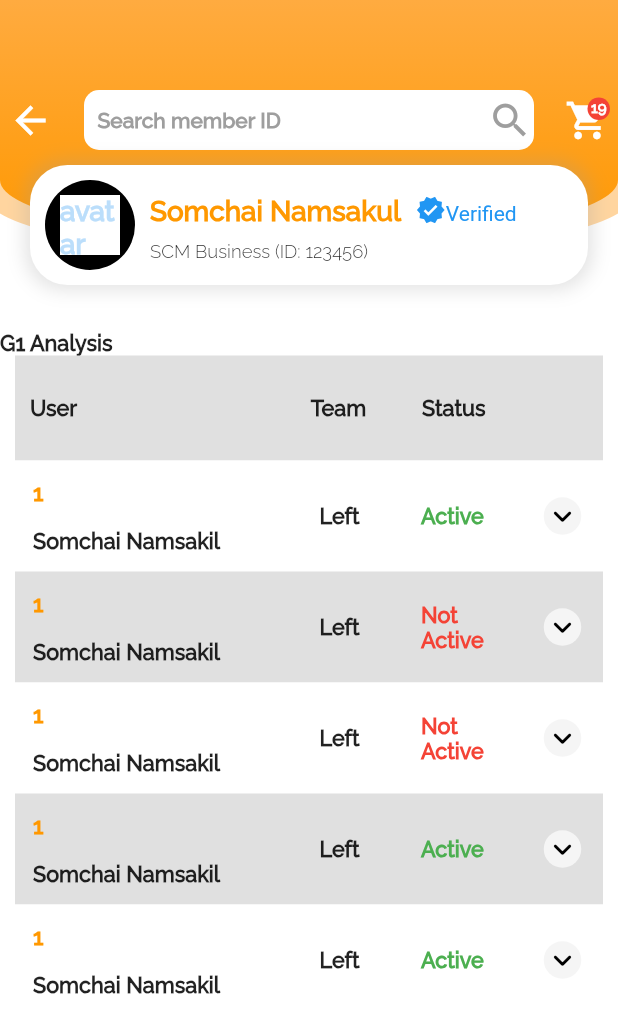
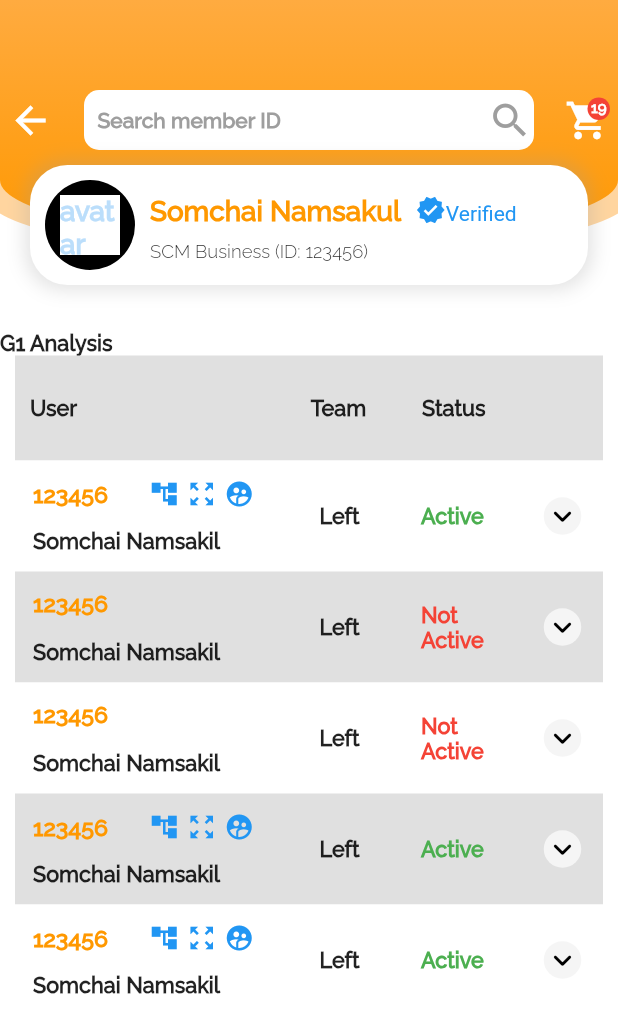
Before and after one commit to tinyboyX/flutter-temp, a Flutter app: the G1AnalysisScreen screen opened directly, after a tap on the "keyboard arrow down" icon, on a phone screen of 412 x 824 dp. Shown: the top 1033 px of the screen. Run offline on Flutter 3.47's test engine with Material 2 defaults, Android fonts, the phone set to English and light mode, and no system bars; our stand-ins replace bloc, dio, equatable, firebase_analytics, firebase_core, firebase_crashlytics and 8 more; missing offline and left inert: firebase_analytics_web, firebase_core_web, shared_preferences_web; accounts and stored records are empty; generated files the repository leaves out were written again.

Commit message:
complete g1 analysis chart

```diff
--- a/lib/config/styles.dart
+++ b/lib/config/styles.dart
@@ -44,7 +44,20 @@ class AppTextStyle {
     );
   }
 
+  static TextStyle get text6 {
+    return TextStyle(
+      fontSize: 14.sp,
+    );
+  }
+
   static TextStyle get label7 {
+    return TextStyle(
+      fontSize: 12.sp,
+      fontWeight: FontWeight.bold,
+    );
+  }
+
+  static TextStyle get text7 {
     return TextStyle(
       fontSize: 12.sp,
     );
@@ -86,12 +99,12 @@ class AppTextStyle {
     );
   }
 
-  static TextStyle focusBottomBarTextStyle = TextStyle(
+  static TextStyle focusBottomBarTextStyle = const TextStyle(
     fontSize: 12,
     fontWeight: FontWeight.bold,
     color: AppColors.orange,
   );
-  static TextStyle unFocusBottomBarTextStyle = TextStyle(
+  static TextStyle unFocusBottomBarTextStyle = const TextStyle(
     fontSize: 12,
     fontWeight: FontWeight.normal,
     color: AppColors.grey,
--- a/lib/data/main/model/chart_item_member_model.dart
+++ b/lib/data/main/model/chart_item_member_model.dart
@@ -47,35 +47,9 @@ class MemberModel {
   String? rightPV;
   String? pvLevel;
 }
-
-MemberModel getTempMember() {
-  return MemberModel(
-      memberID: 1,
-      memberName: 'Somchai Namsakil',
-      memberTeam: 'Left',
-      memberLevel: 1,
-      typeApplyLevel: 'MB',
-      star: 'SS',
-      currentMatching: 'SU',
-      highestPosition: '-',
-      applyDate: '2018-05-21',
-      expireDate: '2021-05-21',
-      upgradeExpireDate: '2021-05-21',
-      status: true,
-      maxPin: '-',
-      lastPin: '01SU',
-      newSponsor: '0',
-      memToSup: '0',
-      memToEx: '0',
-      ownPV: '0',
-      leftPV: '40',
-      rightPV: '0',
-      pvLevel: '-');
-}
-
 final List<MemberModel> listOrganizeChart = [
   MemberModel(
-      memberID: 1,
+      memberID: 123456,
       memberName: 'Somchai Namsakil',
       memberTeam: 'Left',
       memberLevel: 1,
@@ -97,7 +71,7 @@ final List<MemberModel> listOrganizeChart = [
       rightPV: '0',
       pvLevel: '-'),
   MemberModel(
-      memberID: 1,
+      memberID: 123456,
       memberName: 'Somchai Namsakil',
       memberTeam: 'Left',
       memberLevel: 1,
@@ -119,7 +93,7 @@ final List<MemberModel> listOrganizeChart = [
       rightPV: '0',
       pvLevel: '-'),
   MemberModel(
-      memberID: 1,
+      memberID: 123456,
       memberName: 'Somchai Namsakil',
       memberTeam: 'Left',
       memberLevel: 1,
@@ -141,7 +115,7 @@ final List<MemberModel> listOrganizeChart = [
       rightPV: '0',
       pvLevel: '-'),
   MemberModel(
-      memberID: 1,
+      memberID: 123456,
       memberName: 'Somchai Namsakil',
       memberTeam: 'Left',
       memberLevel: 1,
@@ -163,7 +137,7 @@ final List<MemberModel> listOrganizeChart = [
       rightPV: '0',
       pvLevel: '-'),
   MemberModel(
-      memberID: 1,
+      memberID: 123456,
       memberName: 'Somchai Namsakil',
       memberTeam: 'Left',
       memberLevel: 1,
--- a/lib/presentation/account/ui/widget/widget_appbar_info_item.dart
+++ b/lib/presentation/account/ui/widget/widget_appbar_info_item.dart
@@ -67,7 +67,7 @@ class WidgetAppbarInfoItem extends StatelessWidget {
                 ),
                 Text(
                   'SCM Business (ID: ${user.scmBusinessID})',
-                  style: AppTextStyle.label7,
+                  style: AppTextStyle.text7,
                 )
               ],
             ),
--- /dev/null
+++ b/lib/presentation/g1_analysis/model/grid_view_item_model.dart
@@ -0,0 +1,8 @@
+class GridViewItemModel {
+  GridViewItemModel({this.title, this.data, required this.isIcon, this.isTransfer});
+
+  final String? title;
+  final String? data;
+  final bool isIcon;
+  final bool? isTransfer;
+}
--- a/lib/presentation/g1_analysis/ui/g1_analysis_screen.dart
+++ b/lib/presentation/g1_analysis/ui/g1_analysis_screen.dart
@@ -5,7 +5,7 @@ import 'package:clean_architechture/presentation/common/widget/widget_notificati
 import 'package:flutter/cupertino.dart';
 import 'package:flutter/material.dart';
 
-import 'widget/widget_g1_analysis_item.dart';
+import 'widget/widget_g1_analysis_grid_item.dart';
 
 class G1AnalysisScreen extends StatelessWidget {
   const G1AnalysisScreen({Key? key}) : super(key: key);
--- a/lib/presentation/g1_analysis/ui/widget/widget_g1_analysis_data_item.dart
+++ /dev/null
@@ -1,115 +0,0 @@
-import 'package:clean_architechture/config/colors.dart';
-import 'package:clean_architechture/data/main/model/chart_item_member_model.dart';
-import 'package:flutter/cupertino.dart';
-
-class WidgetG1AnalysisDataItem extends StatelessWidget {
-  const WidgetG1AnalysisDataItem({Key? key, required this.selected, required this.memberModel}) : super(key: key);
-  final bool selected;
-  final MemberModel memberModel;
-
-  @override
-  Widget build(BuildContext context) {
-    return AnimatedOpacity(
-      duration: const Duration(milliseconds: 200),
-      opacity: selected ? 1.0 : 0.0,
-      curve: selected ? Curves.easeIn : Curves.easeOut,
-      child: Container(
-        height: selected ? 100 : 0,
-        padding: const EdgeInsets.symmetric(horizontal: 10, vertical: 20),
-        child: Row(
-          mainAxisSize: MainAxisSize.max,
-          mainAxisAlignment: MainAxisAlignment.spaceBetween,
-          crossAxisAlignment: CrossAxisAlignment.start,
-          children: [
-            Column(
-              mainAxisAlignment: MainAxisAlignment.spaceBetween,
-              crossAxisAlignment: CrossAxisAlignment.start,
-              children: [
-                const Text(
-                  'Referrer:',
-                  style: TextStyle(fontSize: 12, fontWeight: FontWeight.bold),
-                ),
-                const SizedBox(
-                  height: 5,
-                ),
-                Text(
-                  memberModel.memberID.toString(),
-                  style: const TextStyle(
-                    fontSize: 12,
-                    fontWeight: FontWeight.bold,
-                    color: AppColors.orange,
-                  ),
-                ),
-                const SizedBox(
-                  height: 5,
-                ),
-                Text(
-                  memberModel.memberName,
-                  style: const TextStyle(
-                    fontSize: 12,
-                    fontWeight: FontWeight.bold,
-                    color: AppColors.black,
-                  ),
-                ),
-              ],
-            ),
-            Column(
-              mainAxisAlignment: MainAxisAlignment.spaceBetween,
-              crossAxisAlignment: CrossAxisAlignment.start,
-              children: [
-                const Text(
-                  'Type:',
-                  style: TextStyle(fontSize: 12, fontWeight: FontWeight.bold),
-                ),
-                const SizedBox(
-                  height: 15,
-                ),
-                Text(
-                  memberModel.typeApplyLevel,
-                  style: const TextStyle(fontSize: 12, fontWeight: FontWeight.bold),
-                ),
-              ],
-            ),
-            Column(
-              mainAxisAlignment: MainAxisAlignment.spaceEvenly,
-              crossAxisAlignment: CrossAxisAlignment.start,
-              children: [
-                const Text(
-                  'Star:',
-                  style: TextStyle(fontSize: 12, fontWeight: FontWeight.bold),
-                ),
-                const SizedBox(
-                  height: 15,
-                ),
-                Text(
-                  memberModel.star,
-                  style: const TextStyle(fontSize: 12, fontWeight: FontWeight.bold),
-                ),
-              ],
-            ),
-            Column(
-              mainAxisAlignment: MainAxisAlignment.spaceBetween,
-              crossAxisAlignment: CrossAxisAlignment.start,
-              children: [
-                const Text(
-                  'C.Matching:',
-                  style: TextStyle(fontSize: 12, fontWeight: FontWeight.bold),
-                ),
-              ],
-            ),
-            Column(
-              mainAxisAlignment: MainAxisAlignment.spaceBetween,
-              crossAxisAlignment: CrossAxisAlignment.start,
-              children: [
-                const Text(
-                  'H. Position:',
-                  style: TextStyle(fontSize: 12, fontWeight: FontWeight.bold),
-                ),
-              ],
-            ),
-          ],
-        ),
-      ),
-    );
-  }
-}
--- /dev/null
+++ b/lib/presentation/g1_analysis/ui/widget/widget_g1_analysis_grid_item.dart
@@ -0,0 +1,147 @@
+import 'package:clean_architechture/config/colors.dart';
+import 'package:clean_architechture/config/styles.dart';
+import 'package:clean_architechture/data/main/model/chart_item_member_model.dart';
+import 'package:clean_architechture/presentation/common/widget/widget_notification_icon.dart';
+import 'package:flutter/cupertino.dart';
+import 'package:flutter/material.dart';
+import 'package:flutter/rendering.dart';
+
+import 'widget_g1_analysis_item_data.dart';
+
+class WidgetG1AnalysisItem extends StatefulWidget {
+  WidgetG1AnalysisItem({Key? key, this.color, required this.memberModel}) : super(key: key);
+  final Color? color;
+  final MemberModel memberModel;
+
+  @override
+  _WidgetG1AnalysisItemState createState() => _WidgetG1AnalysisItemState();
+}
+
+class _WidgetG1AnalysisItemState extends State<WidgetG1AnalysisItem> {
+  bool selected = false;
+
+  @override
+  Widget build(BuildContext context) {
+    return Container(
+      margin: const EdgeInsets.symmetric(
+        horizontal: 10,
+      ),
+      decoration: BoxDecoration(
+        color: widget.color,
+        border: Border.all(width: 2, color: selected ? Colors.orange : Colors.transparent),
+      ),
+      child: Column(
+        children: [
+          GestureDetector(
+            onTap: () {
+              setState(() {
+                selected = !selected;
+              });
+            },
+            child: Container(
+              color: Colors.transparent,
+              height: 70,
+              padding: const EdgeInsets.all(10),
+              child: Row(
+                mainAxisSize: MainAxisSize.max,
+                mainAxisAlignment: MainAxisAlignment.spaceBetween,
+                crossAxisAlignment: CrossAxisAlignment.center,
+                children: [
+                  Container(
+                    child: SizedBox(
+                      width: 150,
+                      child: Column(
+                        mainAxisAlignment: MainAxisAlignment.spaceBetween,
+                        crossAxisAlignment: CrossAxisAlignment.start,
+                        children: [
+                          Row(
+                            mainAxisAlignment: MainAxisAlignment.center,
+                            mainAxisSize: MainAxisSize.max,
+                            children: [
+                              SizedBox(
+                                width: 75,
+                                child: Text(
+                                  widget.memberModel.memberID.toString(),
+                                  style: AppTextStyle.memberID,
+                                ),
+                              ),
+                              Container(
+                                width: 25,
+                                child: widget.memberModel.status!
+                                    ? const Icon(
+                                        Icons.account_tree,
+                                        color: AppColors.blue,
+                                        size: 20,
+                                      )
+                                    : null,
+                              ),
+                              Container(
+                                width: 25,
+                                child: widget.memberModel.status!
+                                    ? const Icon(
+                                        Icons.zoom_out_map,
+                                        color: AppColors.blue,
+                                        size: 20,
+                                      )
+                                    : null,
+                              ),
+                              Container(
+                                width: 25,
+                                child: widget.memberModel.status!
+                                    ? const Icon(
+                                        Icons.supervised_user_circle_sharp,
+                                        color: AppColors.blue,
+                                        size: 20,
+                                      )
+                                    : null,
+                              ),
+                            ],
+                          ),
+                          Text(
+                            widget.memberModel.memberName,
+                            style: AppTextStyle.label6,
+                          ),
+                        ],
+                      ),
+                    ),
+                  ),
+                  SizedBox(
+                    width: 50,
+                    child: Center(
+                      child: Text(
+                        widget.memberModel.memberTeam,
+                        style: AppTextStyle.label6,
+                      ),
+                    ),
+                  ),
+                  SizedBox(
+                    width: 50,
+                    child: Text(
+                      widget.memberModel.status! ? 'Active' : 'Not Active',
+                      style: widget.memberModel.status! ? AppTextStyle.activeStatus : AppTextStyle.notActiveStatus,
+                    ),
+                  ),
+                  WidgetNotificationIcon(
+                    iconData: !selected ? Icons.keyboard_arrow_down_rounded : Icons.keyboard_arrow_up_rounded,
+                    onTap: () {
+                      setState(() {
+                        selected = !selected;
+                      });
+                    },
+                    color: !selected ? Colors.black : Colors.orange,
+                    backgroundColor: Colors.grey.shade100,
+                    size: 25,
+                  )
+                ],
+              ),
+            ),
+          ),
+          WidgetG1AnalysisItemData(
+            selected: selected,
+            memberModel: widget.memberModel,
+          ),
+        ],
+      ),
+    );
+  }
+}
--- a/lib/presentation/g1_analysis/ui/widget/widget_g1_analysis_item.dart
+++ /dev/null
@@ -1,107 +0,0 @@
-import 'package:clean_architechture/config/styles.dart';
-import 'package:clean_architechture/data/main/model/chart_item_member_model.dart';
-import 'package:clean_architechture/presentation/common/widget/widget_notification_icon.dart';
-import 'package:flutter/cupertino.dart';
-import 'package:flutter/material.dart';
-import 'package:flutter/rendering.dart';
-
-import 'widget_g1_analysis_data_item.dart';
-
-class WidgetG1AnalysisItem extends StatefulWidget {
-  WidgetG1AnalysisItem({Key? key, this.color, required this.memberModel}) : super(key: key);
-  final Color? color;
-  final MemberModel memberModel;
-
-  @override
-  _WidgetG1AnalysisItemState createState() => _WidgetG1AnalysisItemState();
-}
-
-class _WidgetG1AnalysisItemState extends State<WidgetG1AnalysisItem> {
-  bool selected = false;
-
-  @override
-  Widget build(BuildContext context) {
-    return Container(
-      margin: const EdgeInsets.symmetric(
-        horizontal: 10,
-      ),
-      decoration: BoxDecoration(
-        color: widget.color,
-        border: Border.all(width: 2, color: selected ? Colors.orange : Colors.transparent),
-      ),
-      child: Column(
-        children: [
-          GestureDetector(
-            onTap: () {
-              setState(() {
-                selected = !selected;
-              });
-            },
-            child: Container(
-              color: Colors.transparent,
-              height: 70,
-              padding: const EdgeInsets.all(10),
-              child: Row(
-                mainAxisSize: MainAxisSize.max,
-                mainAxisAlignment: MainAxisAlignment.spaceBetween,
-                crossAxisAlignment: CrossAxisAlignment.center,
-                children: [
-                  Container(
-                    child: Column(
-                      mainAxisAlignment: MainAxisAlignment.spaceBetween,
-                      crossAxisAlignment: CrossAxisAlignment.start,
-                      children: [
-                        SizedBox(
-                          width: 150,
-                          child: Text(
-                            widget.memberModel.memberID.toString(),
-                            style: AppTextStyle.memberID,
-                          ),
-                        ),
-                        Text(
-                          widget.memberModel.memberName,
-                          style: AppTextStyle.label6,
-                        ),
-                      ],
-                    ),
-                  ),
-                  SizedBox(
-                    width: 50,
-                    child: Center(
-                      child: Text(
-                        widget.memberModel.memberTeam,
-                        style: AppTextStyle.label6,
-                      ),
-                    ),
-                  ),
-                  SizedBox(
-                    width: 50,
-                    child: Text(
-                      widget.memberModel.status! ? 'Active' : 'Not Active',
-                      style: widget.memberModel.status! ? AppTextStyle.activeStatus : AppTextStyle.notActiveStatus,
-                    ),
-                  ),
-                  WidgetNotificationIcon(
-                    iconData: !selected ? Icons.keyboard_arrow_down_rounded : Icons.keyboard_arrow_up_rounded,
-                    onTap: () {
-                      setState(() {
-                        selected = !selected;
-                      });
-                    },
-                    color: !selected ? Colors.black : Colors.orange,
-                    backgroundColor: Colors.grey.shade100,
-                    size: 25,
-                  )
-                ],
-              ),
-            ),
-          ),
-          WidgetG1AnalysisDataItem(
-            selected: selected,
-            memberModel: widget.memberModel,
-          ),
-        ],
-      ),
-    );
-  }
-}
--- /dev/null
+++ b/lib/presentation/g1_analysis/ui/widget/widget_g1_analysis_item_data.dart
@@ -0,0 +1,116 @@
+import 'package:clean_architechture/config/colors.dart';
+import 'package:clean_architechture/data/main/model/chart_item_member_model.dart';
+import 'package:clean_architechture/presentation/g1_analysis/model/grid_view_item_model.dart';
+import 'package:flutter/cupertino.dart';
+
+import 'widget_g1_analysis_show_data.dart';
+
+class WidgetG1AnalysisItemData extends StatelessWidget {
+  const WidgetG1AnalysisItemData({Key? key, required this.selected, required this.memberModel}) : super(key: key);
+  final bool selected;
+  final MemberModel memberModel;
+
+  @override
+  Widget build(BuildContext context) {
+    final listGridItem = [
+      GridViewItemModel(
+        title: 'Apply Date',
+        data: memberModel.applyDate,
+        isIcon: false,
+      ),
+      GridViewItemModel(
+        title: 'Expire Date',
+        data: memberModel.expireDate,
+        isIcon: false,
+      ),
+      GridViewItemModel(
+        title: 'Upgrade Expire Date',
+        data: memberModel.upgradeExpireDate,
+        isIcon: false,
+      ),
+      GridViewItemModel(
+        title: 'Apply Level',
+        data: memberModel.typeApplyLevel,
+        isIcon: false,
+      ),
+      GridViewItemModel(
+        title: 'Max Pin',
+        data: memberModel.maxPin,
+        isIcon: false,
+      ),
+      GridViewItemModel(
+        title: 'Last Pin',
+        data: memberModel.lastPin,
+        isIcon: false,
+      ),
+      GridViewItemModel(
+        title: 'Star',
+        data: memberModel.star,
+        isIcon: false,
+      ),
+      GridViewItemModel(
+        title: 'New Sponsor',
+        data: memberModel.newSponsor,
+        isIcon: false,
+      ),
+      GridViewItemModel(
+        title: 'Mem to Sup',
+        data: memberModel.memToSup,
+        isIcon: false,
+      ),
+      GridViewItemModel(
+        title: 'Mem to Ex',
+        data: memberModel.memToEx,
+        isIcon: false,
+      ),
+      GridViewItemModel(
+        title: 'Own PV',
+        data: memberModel.ownPV,
+        isIcon: false,
+      ),
+      GridViewItemModel(
+        isIcon: true,
+        isTransfer: false,
+      ),
+      GridViewItemModel(
+        title: 'Left PV',
+        data: memberModel.leftPV,
+        isIcon: false,
+      ),
+      GridViewItemModel(
+        title: 'Right PV',
+        data: memberModel.rightPV,
+        isIcon: false,
+      ),
+      GridViewItemModel(
+        title: 'PV Level',
+        data: memberModel.pvLevel,
+        isIcon: false,
+      ),
+      GridViewItemModel(
+        isIcon: true,
+        isTransfer: true,
+      ),
+    ];
+    return AnimatedOpacity(
+      duration: const Duration(milliseconds: 200),
+      opacity: selected ? 1.0 : 0.0,
+      curve: selected ? Curves.easeIn : Curves.easeOut,
+      child: Container(
+          height: selected ? 400 : 0,
+          child: GridView.count(
+            padding: EdgeInsets.symmetric(vertical: 5),
+            physics: const NeverScrollableScrollPhysics(),
+            crossAxisCount: 4,
+            children: List<Widget>.generate(
+              listGridItem.length,
+              (index) {
+                return WidgetG1AnalysisGridItem(
+                  gridViewItemModel: listGridItem[index],
+                );
+              },
+            ),
+          )),
+    );
+  }
+}
--- /dev/null
+++ b/lib/presentation/g1_analysis/ui/widget/widget_g1_analysis_show_data.dart
@@ -0,0 +1,38 @@
+import 'package:clean_architechture/config/colors.dart';
+import 'package:clean_architechture/config/styles.dart';
+import 'package:clean_architechture/presentation/g1_analysis/model/grid_view_item_model.dart';
+import 'package:flutter/cupertino.dart';
+import 'package:flutter/material.dart';
+
+class WidgetG1AnalysisGridItem extends StatelessWidget {
+  const WidgetG1AnalysisGridItem({Key? key, required this.gridViewItemModel}) : super(key: key);
+  final GridViewItemModel gridViewItemModel;
+
+  @override
+  Widget build(BuildContext context) {
+    return !gridViewItemModel.isIcon
+        ? Container(
+            child: Column(
+              mainAxisSize: MainAxisSize.max,
+              mainAxisAlignment: MainAxisAlignment.spaceEvenly,
+              crossAxisAlignment: CrossAxisAlignment.center,
+              children: [
+                Text(
+                  gridViewItemModel.title ?? '',
+                  style: AppTextStyle.label7,
+                ),
+                Text(
+                  gridViewItemModel.data ?? '',
+                  style: AppTextStyle.text7,
+                )
+              ],
+            ),
+          )
+        : Container(
+            child: Icon(
+              !gridViewItemModel.isTransfer! ? Icons.drive_file_move_outline : Icons.dashboard_customize,
+              color: !gridViewItemModel.isTransfer! ? AppColors.blue : AppColors.grey,
+            ),
+          );
+  }
+}
--- a/lib/presentation/report/ui/widget/widget_appbar_report_info.dart
+++ b/lib/presentation/report/ui/widget/widget_appbar_report_info.dart
@@ -101,7 +101,7 @@ class WidgetAppbarInfoReportItem extends StatelessWidget {
                     ),
                     Text(
                       'SCM Business (ID: ${user.scmBusinessID})',
-                      style: AppTextStyle.label7,
+                      style: AppTextStyle.text7,
                     ),
                     const SizedBox(
                       height: 8,
```
Also changed, not shown: 4 other files.
